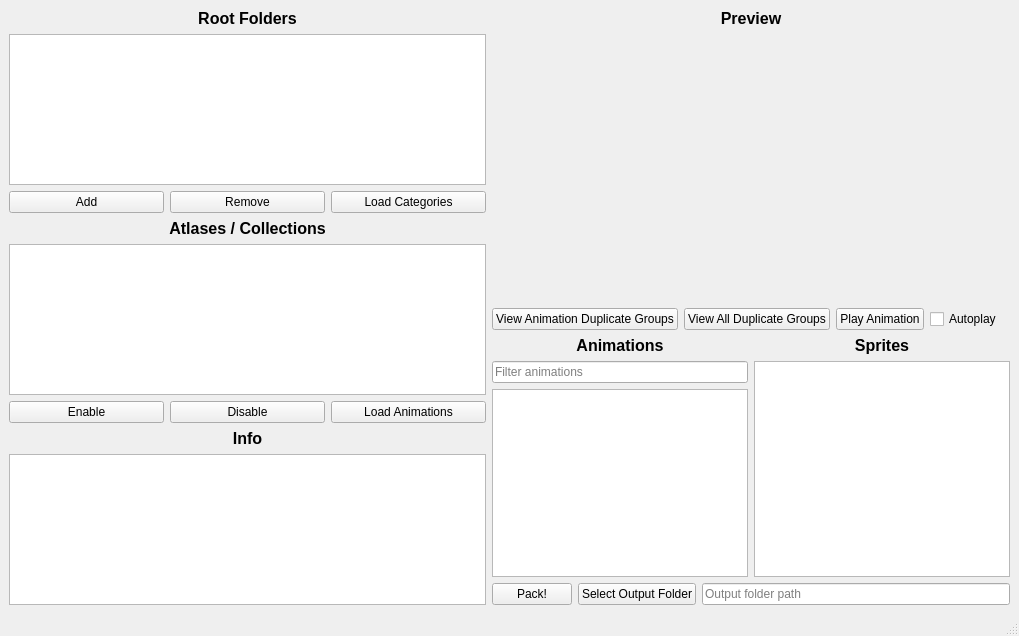
Qt form spritepacker.ui (cmot17/CustomKnight-Creator) before a commit.
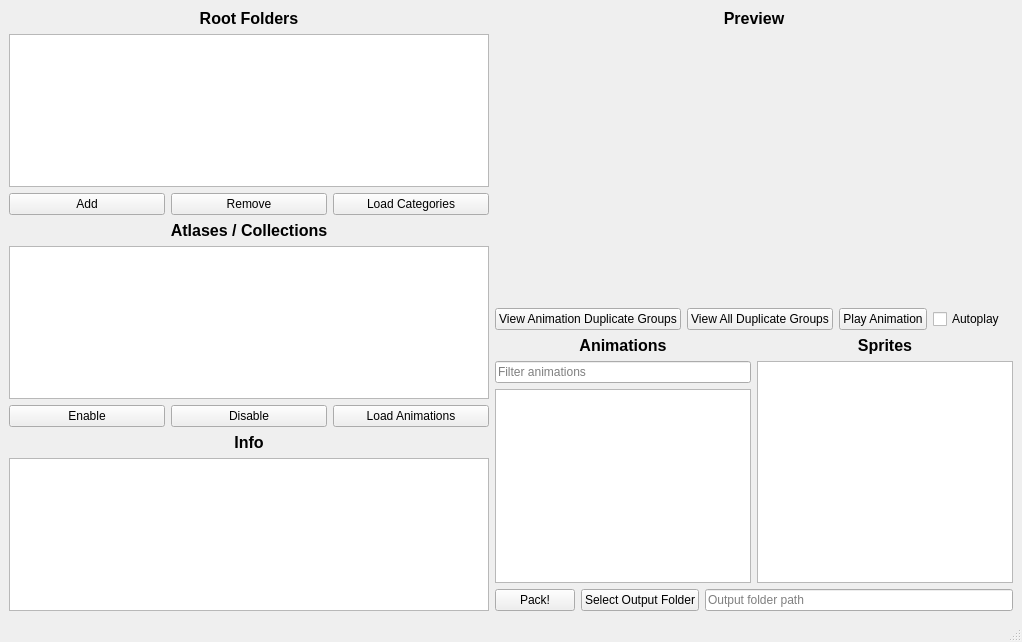
The same form after that commit. Icons and pictures are not drawn.

```diff
--- a/spritepacker.ui
+++ b/spritepacker.ui
@@ -6,8 +6,8 @@
    <rect>
     <x>0</x>
     <y>0</y>
-    <width>1019</width>
-    <height>636</height>
+    <width>1022</width>
+    <height>642</height>
    </rect>
   </property>
   <property name="windowTitle">
```
Left out of the diff: 68 changed lines with no effect on the pictures.
